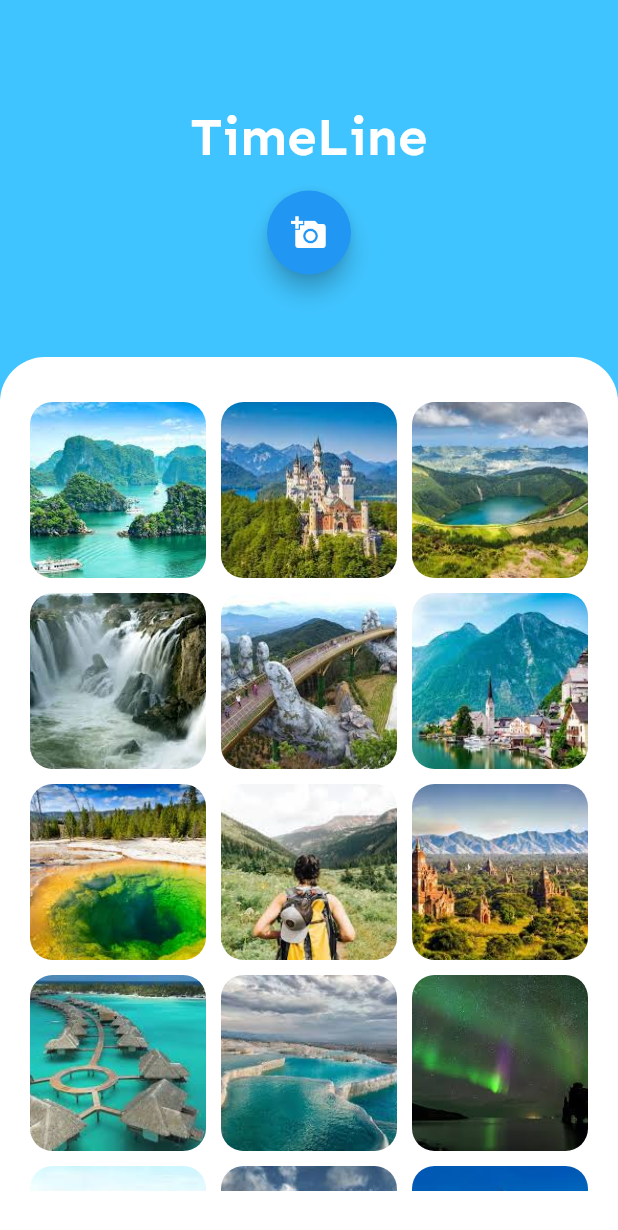
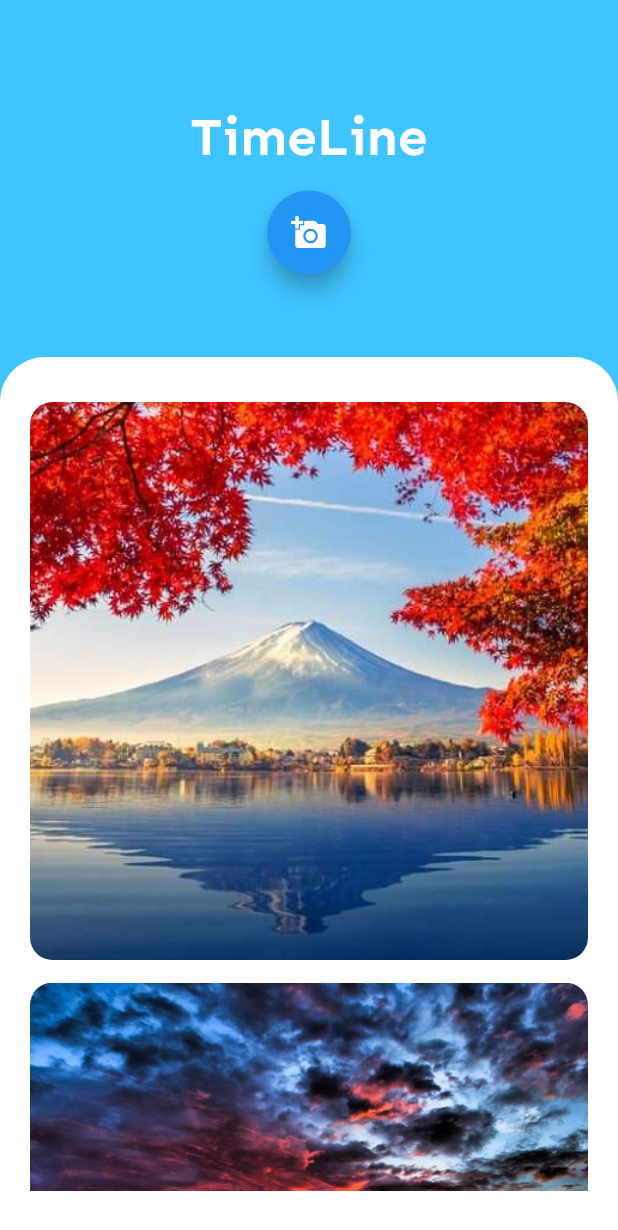
Before and after one commit to dev-2k/Geo-Destination-, a Flutter app: the screen it shows after launch, on a phone screen of 412 x 824 dp. Shown: the top 1230 px of the screen. Run offline on Flutter 3.47's test engine with Material 2 defaults, Android fonts, the phone set to English and light mode, and no system bars; our stand-ins replace fluttertoast, geocoding, geolocator, image_picker, webview_flutter.

Commit message:
2 commit

```diff
--- a/lib/addImage.dart
+++ b/lib/addImage.dart
@@ -69,7 +69,7 @@ class _AddImageState extends State<AddImage> {
         children: <Widget>[
           Padding(
             padding: const EdgeInsets.all(20.0),
-            child: Image(image: AssetImage('images/15.jpeg')),
+            child: Image(image: AssetImage('images/14.jpg')),
           ),
           Padding(
             padding: const EdgeInsets.all(20.0),
--- a/lib/homePage.dart
+++ b/lib/homePage.dart
@@ -4,15 +4,15 @@ import 'addImage.dart';
 
 List<ImageDetails> _images = [
   ImageDetails(
-    imagePath: 'images/1.jpeg',
-    location: 'Angel Falls, Venezuela',
+    imagePath: 'images/16.jpg',
+    location: 'Lake Kawaguchi, Japan',
     photographer: 'Martin Andres',
     title: 'Traveling',
     details:
         'This image was taken during a party in New York on new years eve. Quite a colorful shot.',
   ),
   ImageDetails(
-    imagePath: 'images/2.jpeg',
+    imagePath: 'images/17.jpg',
     location: 'Antelope Canyon, Arizona',
     photographer: 'Abraham Costa',
     title: 'Traveling',
@@ -20,7 +20,7 @@ List<ImageDetails> _images = [
         'Lorem ipsum dolor sit amet, consectetur adipisicing elit. Nihil error aspernatur, sequi inventore eligendi vitae dolorem animi suscipit. Nobis, cumque.',
   ),
   ImageDetails(
-    imagePath: 'images/3.jpeg',
+    imagePath: 'images/18.jpg',
     location: 'Arashiyama Bamboo Grove, Japan',
     photographer: 'Jamie Bryan',
     title: 'Traveling',
@@ -28,7 +28,7 @@ List<ImageDetails> _images = [
         'Lorem ipsum dolor sit amet, consectetur adipisicing elit. Nihil error aspernatur, sequi inventore eligendi vitae dolorem animi suscipit. Nobis, cumque.',
   ),
   ImageDetails(
-    imagePath: 'images/4.jpeg',
+    imagePath: 'images/1.jpg',
     location: 'Pamukkale, Turkey',
     photographer: 'Jamie Bryan',
     title: 'Traveling',
@@ -36,39 +36,47 @@ List<ImageDetails> _images = [
         'Lorem ipsum dolor sit amet, consectetur adipisicing elit. Nihil error aspernatur, sequi inventore eligendi vitae dolorem animi suscipit. Nobis, cumque.',
   ),
   ImageDetails(
-    imagePath: 'images/5.jpeg',
-    location: 'Okavango Delta, Botswana',
+    imagePath: 'images/4.jpg',
+    location: 'Luna park Desenzano Del Garda',
     photographer: 'Jamie Bryan',
     title: 'Traveling',
     details:
         'Lorem ipsum dolor sit amet, consectetur adipisicing elit. Nihil error aspernatur, sequi inventore eligendi vitae dolorem animi suscipit. Nobis, cumque.',
   ),
   ImageDetails(
-    imagePath: 'images/6.jpeg',
-    location: 'Na Pali Coast, Hawaii',
+    imagePath: 'images/6.jpg',
+    location: 'Villa San Toma, Venice, Italy',
     photographer: 'Jamie Bryan',
     title: 'Traveling',
     details:
         'Lorem ipsum dolor sit amet, consectetur adipisicing elit. Nihil error aspernatur, sequi inventore eligendi vitae dolorem animi suscipit. Nobis, cumque.',
   ),
   ImageDetails(
-    imagePath: 'images/7.jpeg',
-    location: 'Mount Fuji, Japan',
+    imagePath: 'images/7.jpg',
+    location: 'Konark Sun Temple',
     photographer: 'Jamie Bryan',
     title: 'Traveling',
     details:
         'Lorem ipsum dolor sit amet, consectetur adipisicing elit. Nihil error aspernatur, sequi inventore eligendi vitae dolorem animi suscipit. Nobis, cumque.',
   ),
   ImageDetails(
-    imagePath: 'images/8.jpeg',
-    location: 'Mount Kilimanjaro, Tanzania',
+    imagePath: 'images/8.jpg',
+    location: 'Eiffel Tower, Paris',
     photographer: 'Jamie Bryan',
     title: 'Traveling',
     details:
         'Lorem ipsum dolor sit amet, consectetur adipisicing elit. Nihil error aspernatur, sequi inventore eligendi vitae dolorem animi suscipit. Nobis, cumque.',
   ),
   ImageDetails(
-    imagePath: 'images/9.jpeg',
+    imagePath: 'images/9.jpg',
+    location: 'Burj Al Arab',
+    photographer: 'Jamie Bryan',
+    title: 'Traveling',
+    details:
+        'Lorem ipsum dolor sit amet, consectetur adipisicing elit. Nihil error aspernatur, sequi inventore eligendi vitae dolorem animi suscipit. Nobis, cumque.',
+  ),
+  ImageDetails(
+    imagePath: 'images/10.jpg',
     location: 'Machu Picchu, Peru',
     photographer: 'Jamie Bryan',
     title: 'Traveling',
@@ -76,15 +84,7 @@ List<ImageDetails> _images = [
         'Lorem ipsum dolor sit amet, consectetur adipisicing elit. Nihil error aspernatur, sequi inventore eligendi vitae dolorem animi suscipit. Nobis, cumque.',
   ),
   ImageDetails(
-    imagePath: 'images/10.jpeg',
-    location: 'Milford Sound, New Zealand',
-    photographer: 'Jamie Bryan',
-    title: 'New York',
-    details:
-        'Lorem ipsum dolor sit amet, consectetur adipisicing elit. Nihil error aspernatur, sequi inventore eligendi vitae dolorem animi suscipit. Nobis, cumque.',
-  ),
-  ImageDetails(
-    imagePath: 'images/11.jpeg',
+    imagePath: 'images/11.jpg',
     location: 'Antarctica',
     photographer: 'Jamie Bryan',
     title: 'Traveling',
@@ -92,7 +92,7 @@ List<ImageDetails> _images = [
         'Lorem ipsum dolor sit amet, consectetur adipisicing elit. Nihil error aspernatur, sequi inventore eligendi vitae dolorem animi suscipit. Nobis, cumque.',
   ),
   ImageDetails(
-    imagePath: 'images/12.jpeg',
+    imagePath: 'images/12.jpg',
     location: 'Halong Bay, Vietnam',
     photographer: 'Jamie Bryan',
     title: 'Traveling',
@@ -100,7 +100,7 @@ List<ImageDetails> _images = [
         'Lorem ipsum dolor sit amet, consectetur adipisicing elit. Nihil error aspernatur, sequi inventore eligendi vitae dolorem animi suscipit. Nobis, cumque.',
   ),
   ImageDetails(
-    imagePath: 'images/13.jpeg',
+    imagePath: 'images/13.jpg',
     location: 'Lake Tekapo, New Zealand',
     photographer: 'Jamie Bryan',
     title: 'Traveling',
@@ -108,18 +108,18 @@ List<ImageDetails> _images = [
         'Lorem ipsum dolor sit amet, consectetur adipisicing elit. Nihil error aspernatur, sequi inventore eligendi vitae dolorem animi suscipit. Nobis, cumque.',
   ),
   ImageDetails(
-    imagePath: 'images/14.jpeg',
-    location: 'Lake Baikal, Russia',
+    imagePath: 'images/15.jpg',
+    location: 'Taj Mahal, Agra, India',
     photographer: 'Matthew',
     title: 'Traveling',
     details:
         'Lorem ipsum dolor sit amet, consectetur adipisicing elit. Nihil error aspernatur, sequi inventore eligendi vitae dolorem animi suscipit. Nobis, cumque.',
   ),
   ImageDetails(
-    imagePath: 'images/15.jpeg',
+    imagePath: 'images/14.jpg',
     location: 'Ambala, 133001, India',
     photographer: 'Martin Sawyer',
-    title: 'Pink Ice Cream',
+    title: 'Home',
     details:
         'Lorem ipsum dolor sit amet, consectetur adipisicing elit. Nihil error aspernatur, sequi inventore eligendi vitae dolorem animi suscipit. Nobis, cumque.',
   ),
@@ -173,9 +173,9 @@ class HomePage extends StatelessWidget {
                 ),
                 child: GridView.builder(
                   gridDelegate: SliverGridDelegateWithFixedCrossAxisCount(
-                    crossAxisCount: 3,
-                    crossAxisSpacing: 10,
-                    mainAxisSpacing: 10,
+                    crossAxisCount: 1,
+                    crossAxisSpacing: 15,
+                    mainAxisSpacing: 15,
                   ),
                   itemBuilder: (context, index) {
                     return RawMaterialButton(
```
Also changed, not shown: images/1.jpg (added), images/10.jpg (added), images/11.jpg (added), images/12.jpg (added), images/13.jpg (added), images/14.jpg (added), images/15.jpg (added), images/16.jpg (added), images/17.jpg (added), images/18.jpg (added), images/4.jpg (added), images/5.jpg (added), images/6.jpg (added), images/7.jpg (added), 2 more files.
